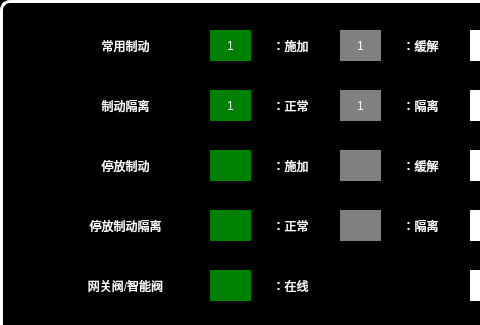
First picture: the form in vehiclebcuhelppage.ui, repository mayue-crrc/ShenyangMetro9DB, before the edit; both pictures show x 0 to 480 and y 0 to 325 of the 800 by 600 pixel window.
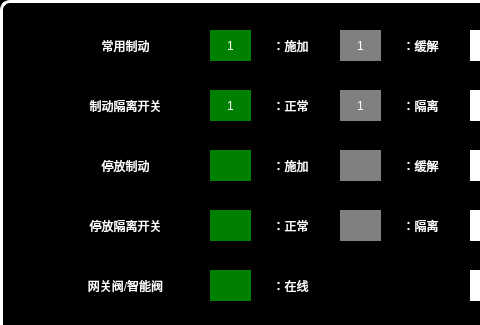
Second picture: the form after the edit.

Patch:
```diff
--- a/vehiclebcuhelppage.ui
+++ b/vehiclebcuhelppage.ui
@@ -269,7 +269,7 @@
     </rect>
    </property>
    <property name="text">
-    <string>制动隔离</string>
+    <string>制动隔离开关</string>
    </property>
    <property name="alignment">
     <set>Qt::AlignCenter</set>
@@ -495,7 +495,7 @@
     </rect>
    </property>
    <property name="text">
-    <string>停放制动隔离</string>
+    <string>停放隔离开关</string>
    </property>
    <property name="alignment">
     <set>Qt::AlignCenter</set>
```
